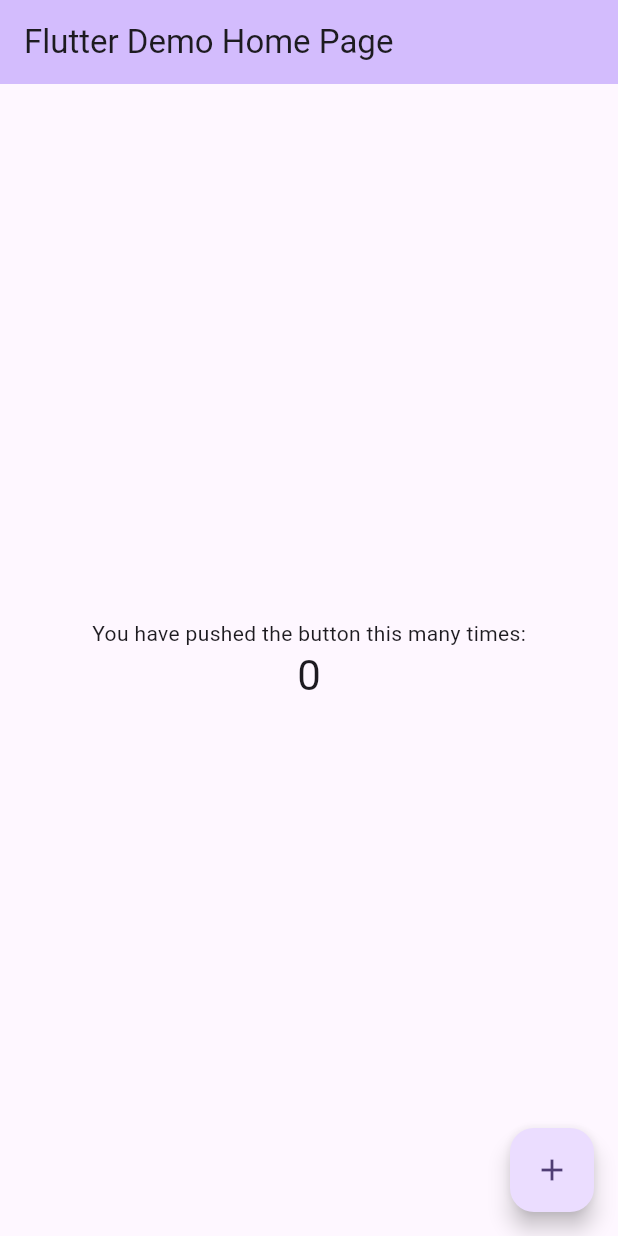
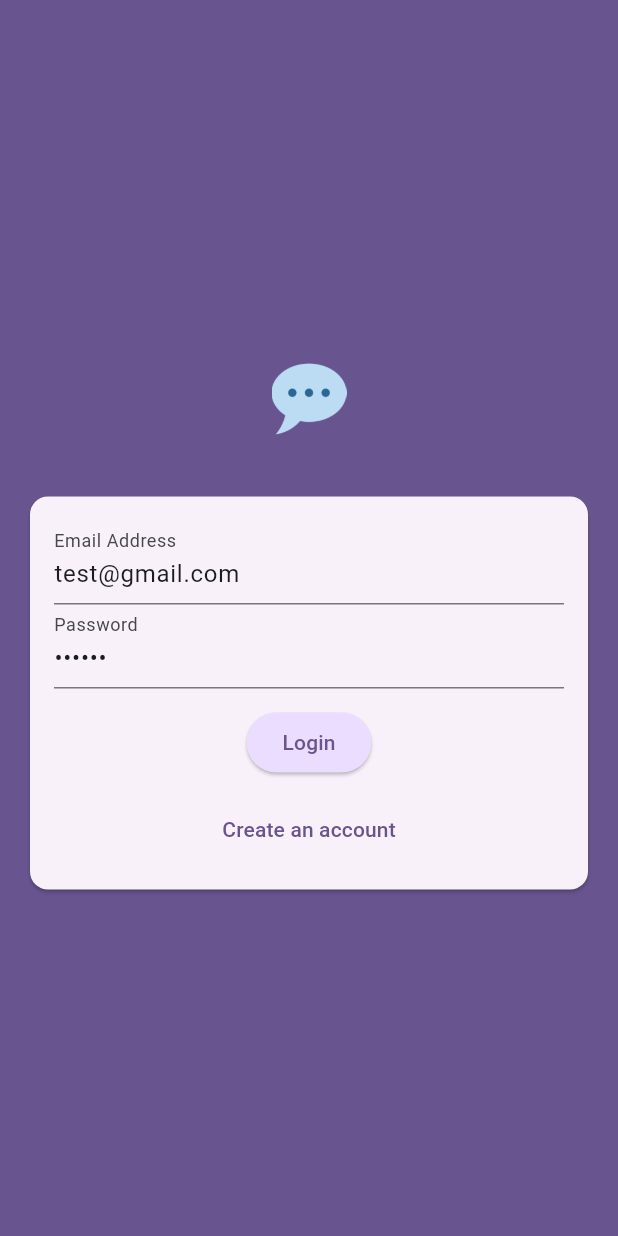
Before and after one commit to TimDeveloper97/flutter-application-tutorial, a Flutter app: the screen it shows after launch, on a phone screen of 412 x 824 dp. Run offline on Flutter 3.47's test engine with Material 2 defaults, Android fonts, the phone set to English and light mode, and no system bars; our stand-ins replace firebase_auth, firebase_core, flutter_riverpod, google_fonts, google_maps_flutter, image_picker and 4 more; accounts and stored records are empty.

Commit message:
add firebase config and signup and login

```diff
--- a/chat_app/lib/main.dart
+++ b/chat_app/lib/main.dart
@@ -1,6 +1,14 @@
+import 'package:chat_app/screens/auth.dart';
+import 'package:firebase_core/firebase_core.dart';
 import 'package:flutter/material.dart';
 
-void main() {
+import 'firebase_options.dart';
+
+void main() async {
+  WidgetsFlutterBinding.ensureInitialized();
+  await Firebase.initializeApp(
+    options: DefaultFirebaseOptions.currentPlatform,
+  );
   runApp(const MyApp());
 }
 
@@ -11,115 +19,13 @@ class MyApp extends StatelessWidget {
   @override
   Widget build(BuildContext context) {
     return MaterialApp(
-      title: 'Flutter Demo',
+      title: 'Chat App',
+      debugShowCheckedModeBanner: false,
       theme: ThemeData(
-        // This is the theme of your application.
-        //
-        // TRY THIS: Try running your application with "flutter run". You'll see
-        // the application has a blue toolbar. Then, without quitting the app,
-        // try changing the seedColor in the colorScheme below to Colors.green
-        // and then invoke "hot reload" (save your changes or press the "hot
-        // reload" button in a Flutter-supported IDE, or press "r" if you used
-        // the command line to start the app).
-        //
-        // Notice that the counter didn't reset back to zero; the application
-        // state is not lost during the reload. To reset the state, use hot
-        // restart instead.
-        //
-        // This works for code too, not just values: Most code changes can be
-        // tested with just a hot reload.
         colorScheme: ColorScheme.fromSeed(seedColor: Colors.deepPurple),
         useMaterial3: true,
       ),
-      home: const MyHomePage(title: 'Flutter Demo Home Page'),
+      home: const AuthScreen(),
     );
   }
 }
-
-class MyHomePage extends StatefulWidget {
-  const MyHomePage({super.key, required this.title});
-
-  // This widget is the home page of your application. It is stateful, meaning
-  // that it has a State object (defined below) that contains fields that affect
-  // how it looks.
-
-  // This class is the configuration for the state. It holds the values (in this
-  // case the title) provided by the parent (in this case the App widget) and
-  // used by the build method of the State. Fields in a Widget subclass are
-  // always marked "final".
-
-  final String title;
-
-  @override
-  State<MyHomePage> createState() => _MyHomePageState();
-}
-
-class _MyHomePageState extends State<MyHomePage> {
-  int _counter = 0;
-
-  void _incrementCounter() {
-    setState(() {
-      // This call to setState tells the Flutter framework that something has
-      // changed in this State, which causes it to rerun the build method below
-      // so that the display can reflect the updated values. If we changed
-      // _counter without calling setState(), then the build method would not be
-      // called again, and so nothing would appear to happen.
-      _counter++;
-    });
-  }
-
-  @override
-  Widget build(BuildContext context) {
-    // This method is rerun every time setState is called, for instance as done
-    // by the _incrementCounter method above.
-    //
-    // The Flutter framework has been optimized to make rerunning build methods
-    // fast, so that you can just rebuild anything that needs updating rather
-    // than having to individually change instances of widgets.
-    return Scaffold(
-      appBar: AppBar(
-        // TRY THIS: Try changing the color here to a specific color (to
-        // Colors.amber, perhaps?) and trigger a hot reload to see the AppBar
-        // change color while the other colors stay the same.
-        backgroundColor: Theme.of(context).colorScheme.inversePrimary,
-        // Here we take the value from the MyHomePage object that was created by
-        // the App.build method, and use it to set our appbar title.
-        title: Text(widget.title),
-      ),
-      body: Center(
-        // Center is a layout widget. It takes a single child and positions it
-        // in the middle of the parent.
-        child: Column(
-          // Column is also a layout widget. It takes a list of children and
-          // arranges them vertically. By default, it sizes itself to fit its
-          // children horizontally, and tries to be as tall as its parent.
-          //
-          // Column has various properties to control how it sizes itself and
-          // how it positions its children. Here we use mainAxisAlignment to
-          // center the children vertically; the main axis here is the vertical
-          // axis because Columns are vertical (the cross axis would be
-          // horizontal).
-          //
-          // TRY THIS: Invoke "debug painting" (choose the "Toggle Debug Paint"
-          // action in the IDE, or press "p" in the console), to see the
-          // wireframe for each widget.
-          mainAxisAlignment: MainAxisAlignment.center,
-          children: <Widget>[
-            const Text(
-              'You have pushed the button this many times:',
-            ),
-            Text(
-              '$_counter',
-              style: Theme.of(context).textTheme.headlineMedium,
-            ),
-          ],
-        ),
-      ),
-      floatingActionButton: FloatingActionButton(
-        onPressed: _incrementCounter,
-        tooltip: 'Increment',
-        child: const Icon(Icons.add),
-      ), // This trailing comma makes auto-formatting nicer for build methods.
-    );
-  }
-}
--- /dev/null
+++ b/chat_app/lib/screens/auth.dart
@@ -0,0 +1,142 @@
+import 'package:firebase_auth/firebase_auth.dart';
+import 'package:flutter/material.dart';
+
+final _firebase = FirebaseAuth.instance;
+
+class AuthScreen extends StatefulWidget {
+  const AuthScreen({super.key});
+
+  @override
+  State<StatefulWidget> createState() {
+    return _AuthScreenState();
+  }
+}
+
+class _AuthScreenState extends State<AuthScreen> {
+  var _isLogin = true;
+  var _enteredEmail = 'test@gmail.com';
+  var _enteredPassword = '123456';
+  final _form = GlobalKey<FormState>();
+
+  void _submit() async {
+    final isValid = _form.currentState!.validate();
+
+    if (!isValid) {
+      return;
+    }
+
+    _form.currentState!.save();
+    try {
+      if (_isLogin) {
+        // log users in
+        final userCredentials = await _firebase.signInWithEmailAndPassword(
+            email: _enteredEmail, password: _enteredPassword);
+        print(userCredentials);
+      } else {
+        final userCredentials = await _firebase.createUserWithEmailAndPassword(
+            email: _enteredEmail, password: _enteredPassword);
+        print(userCredentials);
+      }
+    } on FirebaseAuthException catch (e) {
+      if (e.code == 'email-already-in-use') {}
+      ScaffoldMessenger.of(context).showSnackBar(
+          SnackBar(content: Text(e.message ?? 'Authentication failed.')));
+    }
+  }
+
+  @override
+  Widget build(BuildContext context) {
+    return Scaffold(
+      backgroundColor: Theme.of(context).colorScheme.primary,
+      body: Center(
+        child: SingleChildScrollView(
+          child: Column(
+            mainAxisAlignment: MainAxisAlignment.center,
+            children: [
+              Container(
+                margin: const EdgeInsets.only(
+                    top: 30, bottom: 20, left: 20, right: 20),
+                width: 50,
+                child: Image.asset('assets/images/chat.png'),
+              ),
+              Card(
+                margin: const EdgeInsets.all(20),
+                child: SingleChildScrollView(
+                  child: Padding(
+                    padding: const EdgeInsets.all(16),
+                    child: Form(
+                      key: _form,
+                      child: Column(
+                        mainAxisSize: MainAxisSize.min,
+                        children: [
+                          TextFormField(
+                            initialValue: _enteredEmail,
+                            decoration: const InputDecoration(
+                              labelText: 'Email Address',
+                            ),
+                            keyboardType: TextInputType.emailAddress,
+                            autocorrect: false,
+                            textCapitalization: TextCapitalization.none,
+                            validator: (value) {
+                              if (value == null ||
+                                  value.trim().isEmpty ||
+                                  !value.contains('@')) {
+                                return 'Please enter a valid email address';
+                              }
+                            },
+                            onSaved: (newValue) {
+                              _enteredEmail = newValue!;
+                            },
+                          ),
+                          TextFormField(
+                            initialValue: _enteredPassword,
+                            decoration: const InputDecoration(
+                              labelText: 'Password',
+                            ),
+                            obscureText: true,
+                            validator: (value) {
+                              if (value == null || value.trim().length < 6) {
+                                return 'Password must be at least 6 characters long.';
+                              }
+                            },
+                            onSaved: (newValue) {
+                              _enteredPassword = newValue!;
+                            },
+                          ),
+                          const SizedBox(
+                            height: 12,
+                          ),
+                          ElevatedButton(
+                            onPressed: _submit,
+                            style: ElevatedButton.styleFrom(
+                                backgroundColor: Theme.of(context)
+                                    .colorScheme
+                                    .primaryContainer),
+                            child: Text(_isLogin ? 'Login' : 'Signup'),
+                          ),
+                          const SizedBox(
+                            height: 10,
+                          ),
+                          TextButton(
+                            onPressed: () {
+                              setState(() {
+                                _isLogin = !_isLogin;
+                              });
+                            },
+                            child: Text(_isLogin
+                                ? 'Create an account'
+                                : 'I already have an account'),
+                          ),
+                        ],
+                      ),
+                    ),
+                  ),
+                ),
+              ),
+            ],
+          ),
+        ),
+      ),
+    );
+  }
+}
```
Also changed, not shown: chat_app/pubspec.yaml (+4 -3 lines), chat_app/assets/images/chat.png (added), chat_app/lib/firebase_options.dart (added), chat_app/pubspec.lock, 8 other files.
